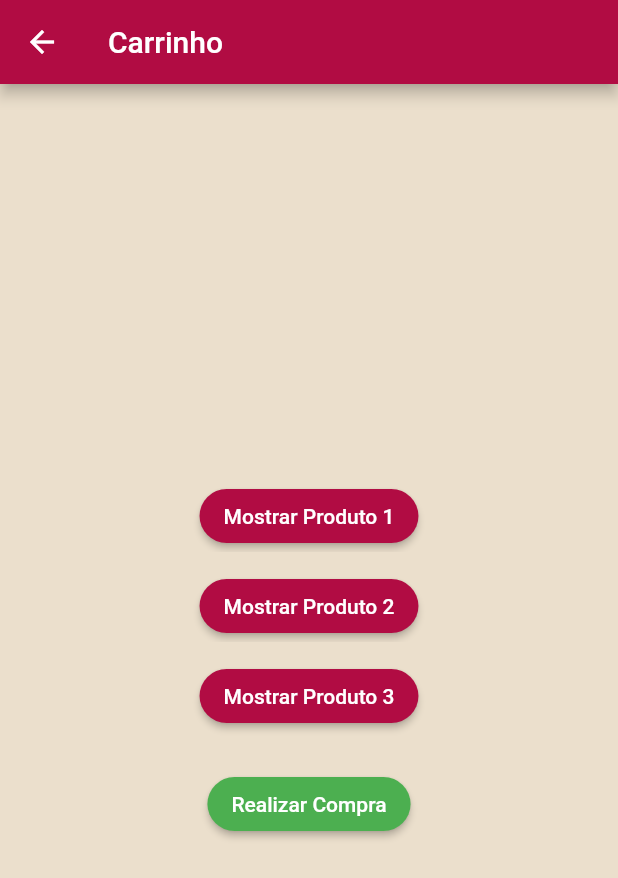
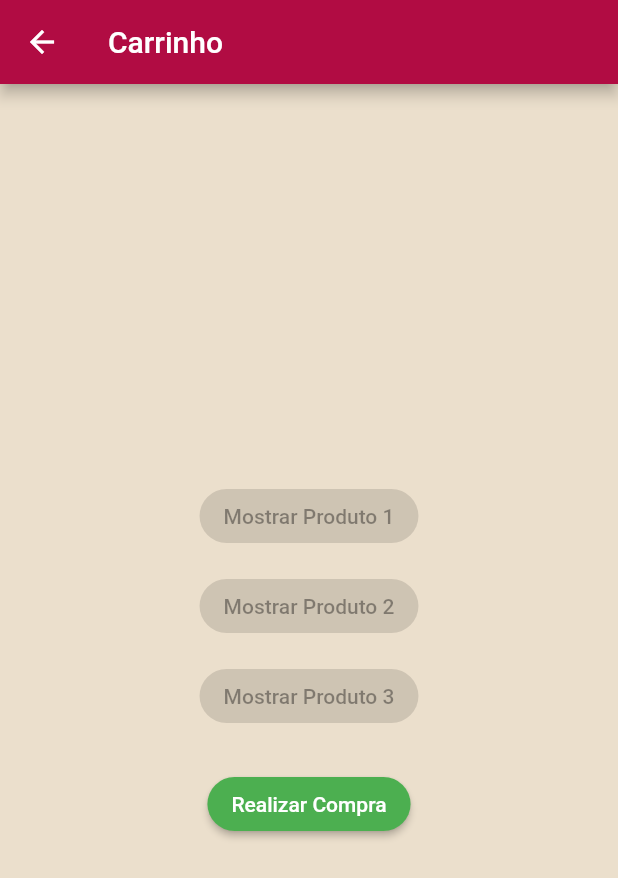
Before and after one commit to Vitor-Gabriel-KR/Flutter-Ecommerce, a Flutter app: the screen it shows after launch, after a tap on the "shopping cart" icon, on a phone screen of 412 x 824 dp. Shown: the top 878 px of the screen. Run offline on Flutter 3.47's test engine with Material 2 defaults, Android fonts, the phone set to English and light mode, and no system bars; network calls fail; key blocks and very long unbroken strings in the code were emptied for the run.

Commit message:
codigo base terminado

```diff
--- a/lib/carrinho.dart
+++ b/lib/carrinho.dart
@@ -1,18 +1,30 @@
 import 'package:flutter/material.dart';
+import 'front.dart';
 
 class CarrinhoScreen extends StatefulWidget {
-  final carrinhos;
-  const CarrinhoScreen({super.key, required this.carrinhos});
+  final List<CarrinhoIntel> carrinhos;
+  final List<bool> buttonEnablede;
+
+  CarrinhoScreen({Key? key, required this.carrinhos, required this.buttonEnablede}) : super(key: key);
 
   @override
-  _CarrinhoScreenState createState() => _CarrinhoScreenState();
+  _CarrinhoScreenState createState() => _CarrinhoScreenState(buttonEnablede);
 }
-  List<CarrinhoIntel> carrinhos = [];
+
+List<CarrinhoIntel> carrinhos = [];
 
 class _CarrinhoScreenState extends State<CarrinhoScreen> {
+  List<bool> buttonEnabled;
+  bool compraRealizada = false;
 
-  List<bool> buttonEnabled = [true, true, true];
-  bool compraRealizada = false;
+  _CarrinhoScreenState(this.buttonEnabled);
+
+  @override
+  void initState() {
+    super.initState();
+    buttonEnabled = List.from(widget.buttonEnablede);
+  }
+
 
 void adicionarCarrinho(String nome, String preco, int index) {
     setState(() {
@@ -79,13 +91,15 @@ Widget buildbotao2(){
               child: const Text('Mostrar Produto 3'),
             );
 }
+
+
   void mostrarPopOut() {
     showDialog(
       context: context,
       builder: (BuildContext context) {
         return AlertDialog(
-          title: const Text('Parabéns!'),
-          content: const Text('Você comprou o/os itens com sucesso.'),
+          title: const Text('Finalmente terminei essa porra !'),
+          content: const Text('Da 2 ponto namoral ai professor .'),
           actions: [
             TextButton(
               onPressed: () {
--- a/lib/front.dart
+++ b/lib/front.dart
@@ -11,25 +11,14 @@ class MyApp extends StatefulWidget {
 
 class _MyAppState extends State<MyApp> {
 
-  List<bool> buttonEnabled = [true, true, true];
+
+  List<bool> buttonEnablede = [false, false, false];
+
 
   @override
   Widget build(BuildContext context) {
     List<CarrinhoIntel> carrinhos = [];
 
-  void adicionarCarrinho(String nome, String preco, int index) {
-    setState(() {
-      carrinhos.add(CarrinhoIntel(key: UniqueKey(), nome: nome, preco: preco, index: index));
-      buttonEnabled[index] = false;
-    });
-  }
-
-  void removerCarrinho(Key key, int index) {
-    setState(() {
-      carrinhos.removeWhere((carrinho) => carrinho.key == key);
-      buttonEnabled[index] = true;
-    });
-  }
     return MaterialApp(
       home: Scaffold(
         backgroundColor: const Color(0xFFEBDFCC),
@@ -131,10 +120,12 @@ class _MyAppState extends State<MyApp> {
               height: 30.0,
               child: ElevatedButton(
                 onPressed: () {
-                        //adicionarCarrinho()
+                  setState(() {
+                    buttonEnablede[0] = true;
+                  });
                 },
                 style: ElevatedButton.styleFrom(
-                        primary: const Color(0xFFB10C43),
+                  primary: buttonEnablede[0] ? Colors.green : const Color(0xFFB10C43),
                   onPrimary: Colors.white,
                 ),
                 child: const Text('Enviar para o carrinho'),
@@ -145,10 +136,12 @@ class _MyAppState extends State<MyApp> {
               height: 30.0,
               child: ElevatedButton(
                 onPressed: () {
-                        //
+                  setState(() {
+                    buttonEnablede[1] = true;
+                  });
                 },
                 style: ElevatedButton.styleFrom(
-                        primary: const Color(0xFFB10C43),
+                  primary: buttonEnablede[1] ? Colors.green : const Color(0xFFB10C43),
                   onPrimary: Colors.white,
                 ),
                 child: const Text('Enviar para o carrinho'),
@@ -159,10 +152,12 @@ class _MyAppState extends State<MyApp> {
               height: 30.0,
               child: ElevatedButton(
                 onPressed: () {
-                        //
+                  setState(() {
+                    buttonEnablede[2] = true;
+                  });
                 },
                 style: ElevatedButton.styleFrom(
-                        primary: const Color(0xFFB10C43),
+                  primary: buttonEnablede[2] ? Colors.green : const Color(0xFFB10C43),
                   onPrimary: Colors.white,
                 ),
                 child: const Text('Enviar para o carrinho'),
@@ -170,18 +165,25 @@ class _MyAppState extends State<MyApp> {
             ),
           ],
         ),
+
               buildFaixa(),
               buildFaixa(),
             ],
           ),
         ),
+
         floatingActionButton: Builder(
           builder: (context) {
             return FloatingActionButton(
               onPressed: () {
-                Navigator.of(context).push(MaterialPageRoute(
-                  builder: (context) =>  CarrinhoScreen(carrinhos:carrinhos),
-                ));
+                Navigator.of(context).push(
+                  MaterialPageRoute(
+                    builder: (context) => CarrinhoScreen(
+                      carrinhos: carrinhos,
+                      buttonEnablede: buttonEnablede,
+                    ),
+                  ),
+                );
               },
               backgroundColor: Color(0xFFB10C43),
               child: const Icon(Icons.shopping_cart),
```
Lines whose indentation alone changed are shown as unchanged.
